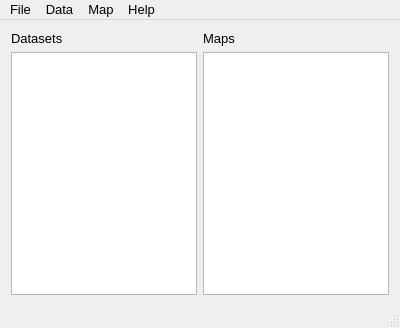
Old version of the form GUI/mainwindow.ui in the repository VespucciProject/Vespucci.
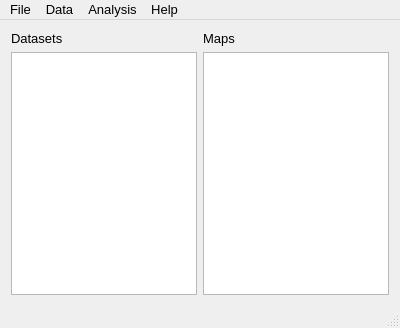
New version of the form. Icons and pictures are not drawn.

Commit message: Finished interface to classical least squares. Removed "this->" (new style is to only use "this" when passing as pointer). Moved analysis from separate dialog into the same dialogs as imaging. Removed actions associated with the old UnivariateAnalysisDialog and MultiVariateAnalysisDialog. Re-arranged menu in MainWindow to be more logical in layout.

Diff of the .ui file:
```diff
--- a/GUI/mainwindow.ui
+++ b/GUI/mainwindow.ui
@@ -143,7 +143,7 @@
    </widget>
    <widget class="QMenu" name="menuMap">
     <property name="title">
-     <string>Map</string>
+     <string>Analysis</string>
     </property>
     <widget class="QMenu" name="menuNew_Multivariate_Map">
      <property name="enabled">
```
Left out of the diff: 61 changed lines with no effect on the pictures. The commit also changes 49 other files.
